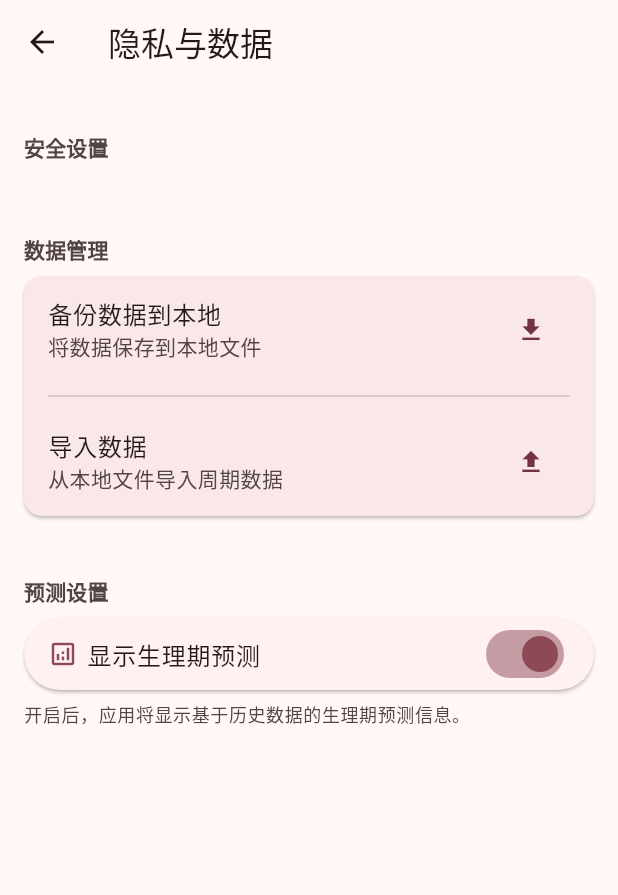
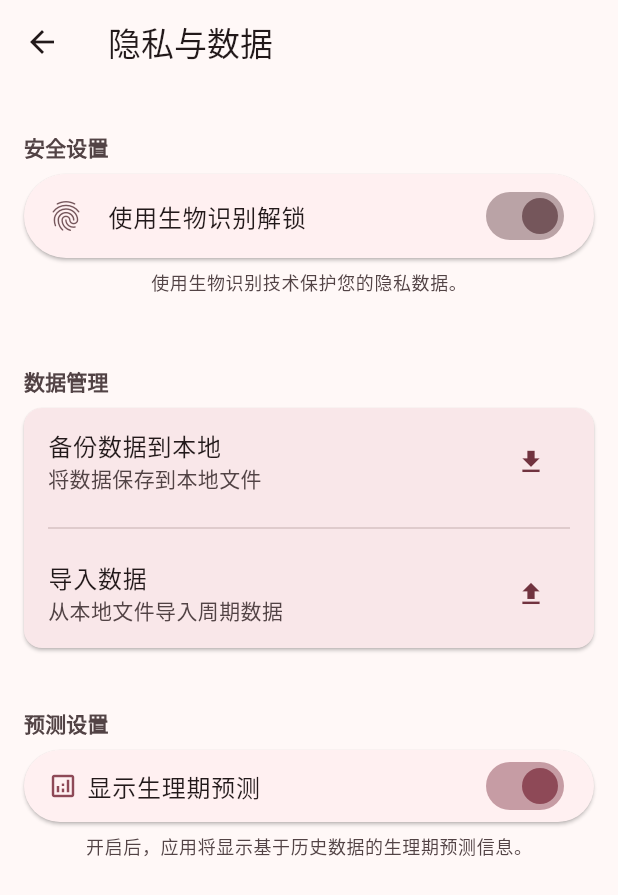
Before and after one commit to zack-zhc/period-record, a Flutter app: the PrivacyDataPage screen opened directly, on a phone screen of 412 x 824 dp. Shown: the top 895 px of the screen. Run offline on Flutter 3.47's test engine with Material 3 defaults, Android fonts, the phone set to English and light mode, and no system bars; our stand-ins replace file_picker, local_auth, package_info_plus, shared_preferences, sqflite, table_calendar; missing offline and left inert: encrypt, local_auth_android; accounts and stored records are empty.

Commit message:
优化BiometricLockTile组件，简化图标显示逻辑；在PrivacyDataPage中重构设置项，新增子标题，提升代码可读性和用户体验

```diff
--- a/lib/pages/privacy_data_page.dart
+++ b/lib/pages/privacy_data_page.dart
@@ -27,13 +27,11 @@ class _PrivacyDataPageState extends State<PrivacyDataPage> {
           padding: const EdgeInsets.only(top: 16.0, bottom: 24.0),
           children: [
             // 安全设置组
-            _buildSettingsGroup(
+            _buildSingleSetting(
               context,
               title: '安全设置',
-              children: [
-                // 生物识别
-                BiometricLockTile(forceShow: false),
-              ],
+              child: BiometricLockTile(forceShow: true),
+              subtitle: '使用生物识别技术保护您的隐私数据。',
             ),
 
             const SizedBox(height: 24),
@@ -142,15 +140,14 @@ class _PrivacyDataPageState extends State<PrivacyDataPage> {
         ),
 
         if (subtitle != null)
-          Padding(
-            padding: const EdgeInsets.symmetric(
-              horizontal: 16.0,
-              vertical: 8.0,
-            ),
-            child: Text(
-              subtitle,
-              style: Theme.of(context).textTheme.bodySmall?.copyWith(
-                color: Theme.of(context).colorScheme.onSurfaceVariant,
+          Center(
+            child: Padding(
+              padding: const EdgeInsets.all(8.0),
+              child: Text(
+                subtitle,
+                style: Theme.of(context).textTheme.bodySmall?.copyWith(
+                  color: Theme.of(context).colorScheme.onSurfaceVariant,
+                ),
               ),
             ),
           ),
```
Also changed, not shown: lib/components/biometric_lock_tile.dart (+10 -24 lines).
